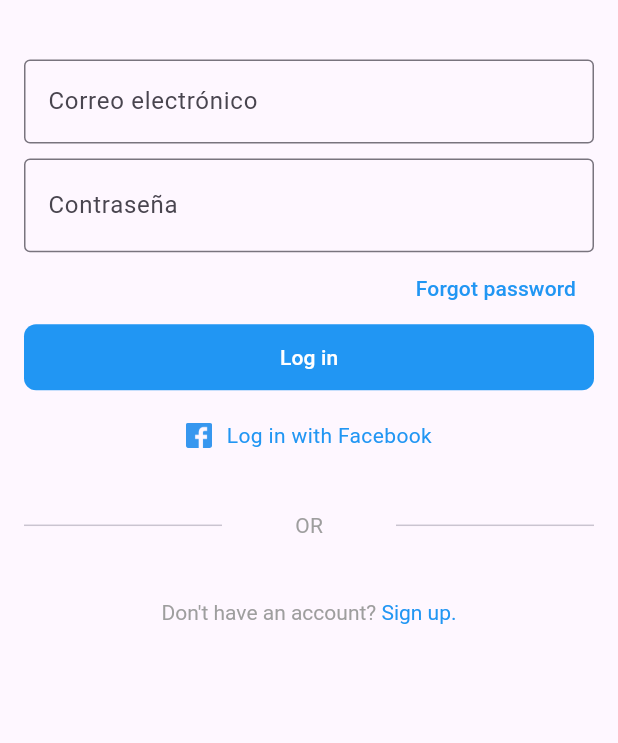
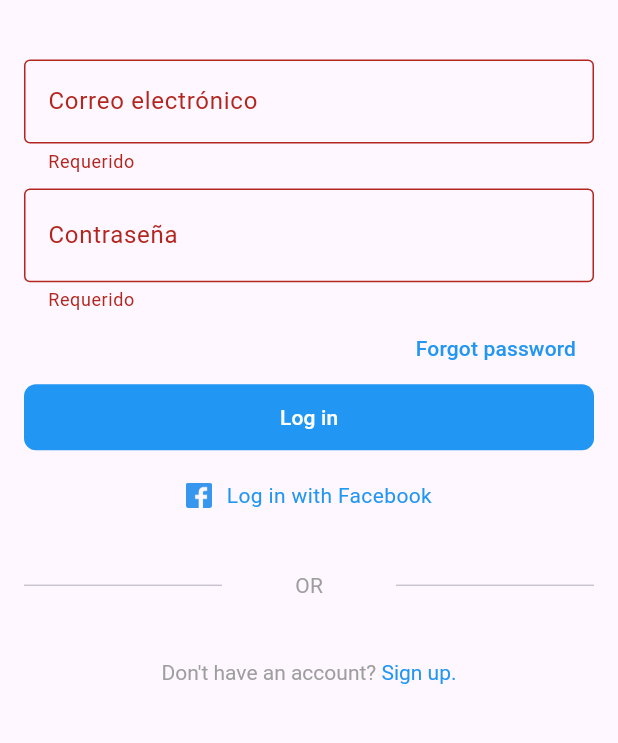
Before and after one commit to RicharC293/instagram-clone, a Flutter app: the LoginScreen screen opened by its route, after a tap on "Log in", on a phone screen of 412 x 824 dp, the part 242-985 px from its top. Run offline on Flutter 3.47's test engine with Material 3 defaults, Android fonts, the phone set to English and light mode, and no system bars; our stand-ins replace flutter_svg.

```diff
--- a/lib/screens/login_screen.dart
+++ b/lib/screens/login_screen.dart
@@ -1,6 +1,8 @@
 import 'package:flutter/gestures.dart';
 import 'package:flutter/material.dart';
+import 'package:flutter/services.dart';
 import 'package:instagram/widgets/button.dart';
+import 'package:instagram/widgets/footer.dart';
 import 'package:instagram/widgets/instagram_logo.dart';
 
 class LoginScreen extends StatefulWidget {
@@ -13,22 +15,36 @@ class LoginScreen extends StatefulWidget {
 }
 
 class _LoginScreenState extends State<LoginScreen> {
-  bool _isShowPassword = false;
-
   /// 1. Stateful [x]
   /// 2. Colocar un botón [x]
   /// 3. Es crearse una variable _isShowPassword = false [x]
   /// 4. Utilizar el setState para cambiar el estado
+  bool _isShowPassword = false;
+
+  /// 1. Crearnos 2 variables _email, _password
+  /// 2. Guardar los datos del input con las variables
+  /// 3. Detonar el botón para loguearse
+  String _email = '';
+  String _password = '';
+
+  /// Todo form necesita un key que va a ser la referencia a cada uno de los inputs
+  final _formKey = GlobalKey<FormState>();
 
   @override
   Widget build(BuildContext context) {
     return Scaffold(
       appBar: AppBar(),
-      body: Padding(
+      body: Form(
+        key: _formKey,
+        child: Padding(
           // EdgeInsets.all(value) -> cuatro esquinas el mismo padding
           // EdgeInsets.only() -> padding en una esquina - nos permite darles diferente valor
           // EdgeInsets.symmetric() -> padding horizontal y vertical
           padding: const EdgeInsets.all(16),
+          /// Column debe ser de tipo scrolleable para remover el error
+          /// de overflow
+          /// SingleChildScrollView
+          child: SingleChildScrollView(
             child: Column(
               crossAxisAlignment: CrossAxisAlignment.center,
 
@@ -47,9 +63,10 @@ class _LoginScreenState extends State<LoginScreen> {
                 const SizedBox(height: 40),
 
                 /// Formulario - TextField - TextFormField
+                /// TextFormField -> debe estar dentro de un Form
 
-            const TextField(
-              decoration: InputDecoration(
+                TextFormField(
+                  decoration: const InputDecoration(
                     border: OutlineInputBorder(),
                     // Nos permite definir texto como un atajo
                     hintText: 'test@test.com',
@@ -58,12 +75,41 @@ class _LoginScreenState extends State<LoginScreen> {
 
                   /// Definir el tipo de teclado
                   keyboardType: TextInputType.emailAddress,
+
+                  onChanged: (String value) {
+                    _email = value;
+                  },
+
+                  onSaved: (newValue) {
+                    _email = newValue ?? '';
+                  },
+
+                  validator: (value) {
+                    //1. si está vacío retorna un mensaje de Requerido
+                    if (value == null || value.isEmpty) {
+                      return "Requerido";
+                    }
+                    // 2. si no una @ no es un email
+                    if (!value.contains('@')) {
+                      return "Ingresa un email";
+                    }
+
+                    /// Regex
+                    // if(!value.contains(RegExp(r"^[a-zA-Z0-9.a-zA-Z0-9.!#$%&'*+-/=?^_`{|}~]+@[a-zA-Z0-9]+\.[a-zA-Z]+")))
+
+                    // 3. permitele avanzar
+                    return null;
+                  },
+
+                  /// Formatos de entrada
+                  // inputFormatters: [
+                  //   FilteringTextInputFormatter.digitsOnly,
+                  // ],
                 ),
 
                 /// SizedBox
                 const SizedBox(height: 10),
-
-            TextField(
+                TextFormField(
                   decoration: InputDecoration(
                     border: const OutlineInputBorder(),
                     labelText: 'Contraseña',
@@ -82,6 +128,18 @@ class _LoginScreenState extends State<LoginScreen> {
                             : Icons.visibility_off)),
                   ),
                   obscureText: _isShowPassword,
+                  onChanged: (value) {
+                    _password = value;
+                  },
+                  onSaved: (newValue) {
+                    _email = newValue ?? '';
+                  },
+                  validator: (value) {
+                    if (value == null || value.isEmpty) {
+                      return "Requerido";
+                    }
+                    return null;
+                  },
                 ),
 
                 /// Text button forgot password
@@ -103,7 +161,18 @@ class _LoginScreenState extends State<LoginScreen> {
                   height: 44,
                   child: Button(
                     text: 'Log in',
-                onPressed: () {},
+                    onPressed: () {
+                      /// bool validate()
+                      /// Ese bool te dice si pasó todas las validaciones
+                      if (_formKey.currentState!.validate()) {
+                        /// Guardar los datos - recomiendo usar siempre
+                        _formKey.currentState!.save();
+                        // esto se ejecuta se llama un servicio y se loguea
+                        print("EMAIL: $_email");
+                        print("PASSWORD: $_password");
+
+                      }
+                    },
                   ),
                 ),
 
@@ -159,7 +228,6 @@ class _LoginScreenState extends State<LoginScreen> {
                   ],
                 ),
 
-
                 /// Don't have accout
                 /// RichText -> varios estilos al texto
                 /// Hola **pepito** como estas
@@ -172,7 +240,8 @@ class _LoginScreenState extends State<LoginScreen> {
                       TextSpan(
                         text: "Sign up.",
                         style: const TextStyle(color: Colors.blue),
-                      recognizer: TapGestureRecognizer()..onTap = () {
+                        recognizer: TapGestureRecognizer()
+                          ..onTap = () {
                             /// A EJECUTAR
                             print("Redirection");
                           },
@@ -187,6 +256,11 @@ class _LoginScreenState extends State<LoginScreen> {
               ],
             ),
           ),
+        ),
+      ),
+      // bottomNavigationBar: const Footer(
+      //   child: Center(child: Text("Instagram or Facebook")),
+      // ),
     );
   }
 }
--- a/lib/widgets/footer.dart
+++ b/lib/widgets/footer.dart
@@ -1,13 +1,10 @@
 import 'package:flutter/material.dart';
-
 class Footer extends StatelessWidget {
   const Footer({
     super.key,
     required this.child,
   });
-
   final Widget child;
-
   @override
   Widget build(BuildContext context) {
     /// SafeArea -> Area de seguridad para que los widgets no desaparezcan
@@ -26,6 +23,7 @@ class Footer extends StatelessWidget {
         ),
         height: 50,
         child: child,
+
       ),
     );
   }
```
Also changed, not shown: lib/screens/authorization_screen.dart (line endings or trailing spaces). Lines whose indentation alone changed are shown as unchanged.
